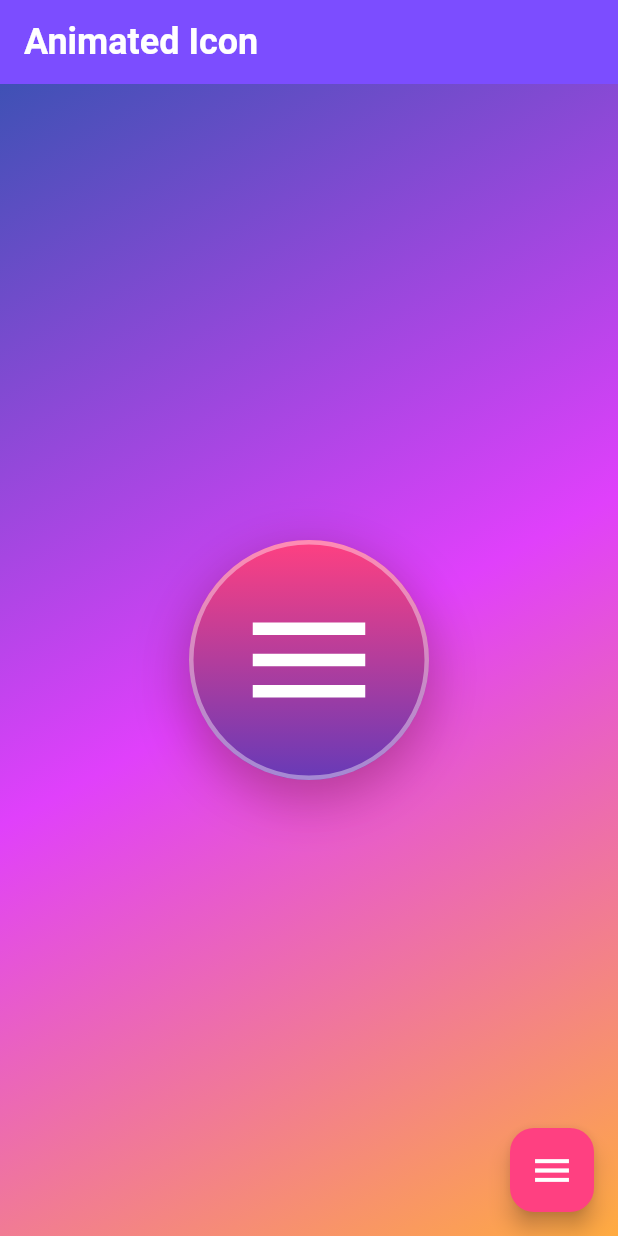
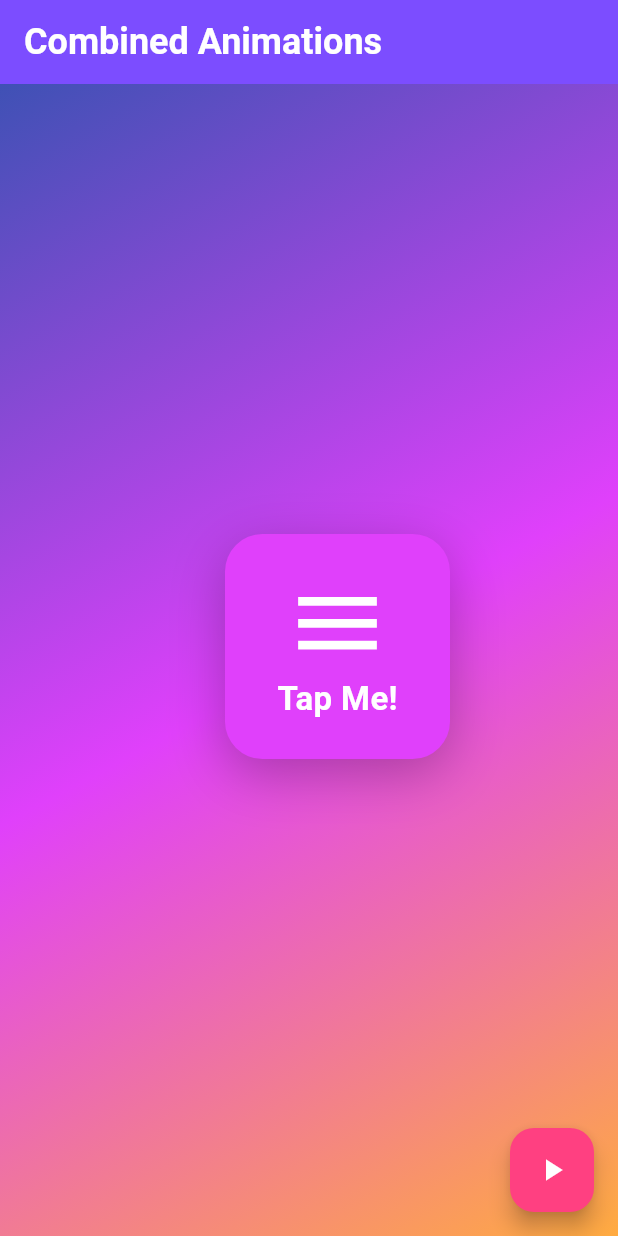
Before and after one commit to SyedSamad7/animated_app, a Flutter app: the screen it shows after launch, on a phone screen of 412 x 824 dp. Run offline on Flutter 3.47's test engine with Material 3 defaults, Android fonts, the light colour scheme and no system bars.

Commit message:
worked on Combine all the animations [ AnimatedContainer, AnimatedOpacity, AnimatedRotation, AnimatedPositioned and Animated Icon]

```diff
--- /dev/null
+++ b/lib/animations/basic_animations/combined_animations_widget.dart
@@ -0,0 +1,121 @@
+import 'package:flutter/material.dart';
+
+class CombinedAnimationsWidget extends StatefulWidget {
+  const CombinedAnimationsWidget({super.key});
+
+  @override
+  State<CombinedAnimationsWidget> createState() =>
+      _CombinedAnimationsWidgetState();
+}
+
+class _CombinedAnimationsWidgetState extends State<CombinedAnimationsWidget>
+    with SingleTickerProviderStateMixin {
+  bool _isAnimated = false;
+  late AnimationController _animationController;
+
+  @override
+  void initState() {
+    super.initState();
+    _animationController =
+        AnimationController(vsync: this, duration: const Duration(seconds: 1));
+  }
+
+  void _triggerAnimations() {
+    setState(() {
+      _isAnimated = !_isAnimated;
+      if (_isAnimated) {
+        _animationController.reverse();
+      } else {
+        _animationController.forward();
+      }
+    });
+  }
+
+  @override
+  Widget build(BuildContext context) {
+    return Scaffold(
+      appBar: AppBar(
+        title: const Text(
+          'Combined Animations',
+          style: TextStyle(
+            fontSize: 24,
+            fontWeight: FontWeight.bold,
+            color: Colors.white,
+          ),
+        ),
+        elevation: 0,
+        backgroundColor: Colors.deepPurpleAccent,
+      ),
+      body: Stack(
+        children: [
+          Container(
+            decoration: const BoxDecoration(
+                gradient: LinearGradient(colors: [
+              Colors.indigo,
+              Colors.purpleAccent,
+              Colors.orangeAccent
+            ], begin: Alignment.topLeft, end: Alignment.bottomRight)),
+          ),
+          AnimatedPositioned(
+            duration: const Duration(seconds: 1),
+            curve: Curves.easeInOut,
+            top: _isAnimated ? 70 : 300,
+            left: _isAnimated ? 40 : 150,
+            child: AnimatedRotation(
+              turns: _isAnimated ? 1 : 0,
+              duration: const Duration(seconds: 1),
+              child: GestureDetector(
+                onTap: _triggerAnimations,
+                child: AnimatedOpacity(
+                  opacity: _isAnimated ? 0.6 : 1,
+                  duration: const Duration(seconds: 1),
+                  child: AnimatedContainer(
+                    duration: const Duration(seconds: 1),
+                    height: _isAnimated ? 200 : 150,
+                    width: _isAnimated ? 200 : 150,
+                    alignment: Alignment.center,
+                    decoration: BoxDecoration(
+                        borderRadius:
+                            BorderRadius.circular(_isAnimated ? 50 : 25),
+                        color: _isAnimated
+                            ? Colors.orangeAccent
+                            : Colors.purpleAccent,
+                        boxShadow: const [
+                          BoxShadow(
+                              color: Colors.black26,
+                              blurRadius: 30,
+                              offset: Offset(0, 10))
+                        ]),
+                    child: Column(
+                      mainAxisAlignment: MainAxisAlignment.center,
+                      children: [
+                        AnimatedIcon(
+                          icon: AnimatedIcons.menu_close,
+                          progress: _animationController,
+                          size: _isAnimated ? 100 : 70,
+                        ),
+                        const Text(
+                          "Tap Me!",
+                          style: TextStyle(
+                            fontSize: 22,
+                            fontWeight: FontWeight.bold,
+                            color: Colors.white,
+                          ),
+                        ),
+                      ],
+                    ),
+                  ),
+                ),
+              ),
+            ),
+          )
+        ],
+      ),
+      floatingActionButton: FloatingActionButton(
+        onPressed: _triggerAnimations,
+        backgroundColor: Colors.pinkAccent,
+        child: const Icon(Icons.play_arrow),
+      ),
+    );
+  }
+}
--- a/lib/main.dart
+++ b/lib/main.dart
@@ -1,5 +1,5 @@
+import 'package:animations_app/animations/basic_animations/combined_animations_widget.dart';
 import 'package:flutter/material.dart';
-import 'animations/basic_animations/animated_icon.dart';
 
 void main() {
   runApp(const MyApp());
@@ -19,7 +19,7 @@ class MyApp extends StatelessWidget {
           secondary: Colors.pinkAccent,
         ),
       ),
-      home: const AnimatedIcon1(),
+      home: const CombinedAnimationsWidget(),
     );
   }
 }
```
Also changed, not shown: lib/animations/basic_animations/animated_icon.dart (+0 -128 lines).
